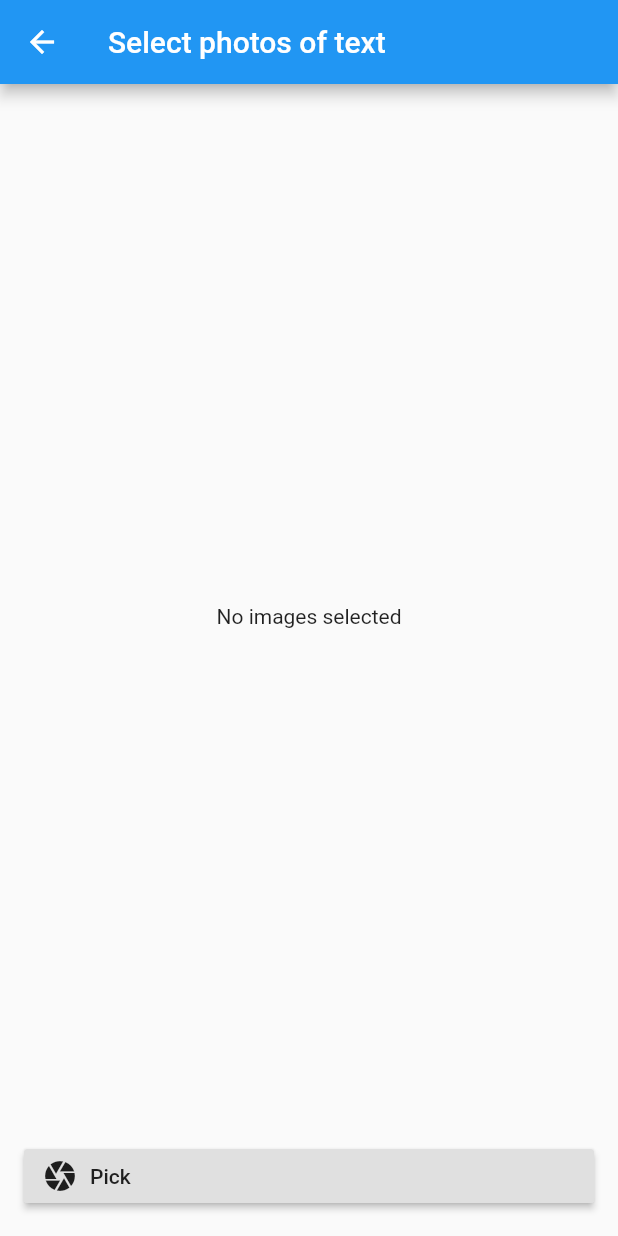
After one commit to pradyungn/Kami, a Flutter app: the PhotoView screen opened by its route, after a tap on "Pick", on a phone screen of 412 x 824 dp. The commit adds this screen. Run offline on Flutter 3.47's test engine with Material 2 defaults, Android fonts, the phone set to English and light mode, and no system bars; missing offline and left inert: multi_image_picker.

Commit message:
Switch to multi image picker

```diff
--- a/flutter/lib/main.dart
+++ b/flutter/lib/main.dart
@@ -1,5 +1,5 @@
-import 'package:Kami/src/camera.dart';
 import 'package:Kami/src/home.dart';
+import 'package:Kami/src/photo.dart';
 import 'package:flutter/material.dart';
 
 void main() {
@@ -18,7 +18,7 @@ class MyApp extends StatelessWidget {
       ),
       home: Home(),
       routes: {
-        '/camera': (_) => CameraView(),
+        '/photo': (_) => PhotoView(),
       },
     );
   }
--- /dev/null
+++ b/flutter/lib/src/photo.dart
@@ -0,0 +1,121 @@
+import 'dart:typed_data';
+
+import 'package:flutter/material.dart';
+import 'package:multi_image_picker/multi_image_picker.dart';
+
+class PhotoView extends StatefulWidget {
+  @override
+  _PhotoViewState createState() => _PhotoViewState();
+}
+
+class _PhotoViewState extends State<PhotoView> {
+  List<Asset> _images;
+  Future<List<ByteData>> _thumbsFuture;
+
+  @override
+  Widget build(BuildContext context) {
+    return Scaffold(
+      appBar: AppBar(
+        title: const Text('Select photos of text'),
+      ),
+      body: _getBody(context),
+    );
+  }
+
+  Widget _getBody(BuildContext context) {
+    return Padding(
+      padding: const EdgeInsets.all(16.0),
+      child: Column(
+        children: [
+          Expanded(
+            child: _images != null
+                ? FutureBuilder(
+                    future: _thumbsFuture,
+                    builder: (context, snapshot) {
+                      if (snapshot.hasError) {
+                        return Center(
+                          child: Column(
+                            children: [
+                              const Icon(
+                                Icons.error,
+                                size: 96,
+                                color: Colors.red,
+                              ),
+                              Text('Error: ${snapshot.error.toString()}'),
+                            ],
+                          ),
+                        );
+                      } else if (snapshot.hasData) {
+                        final data = snapshot.data;
+                        return GridView.builder(
+                          gridDelegate:
+                              SliverGridDelegateWithFixedCrossAxisCount(
+                                  crossAxisCount: 2),
+                          itemBuilder: (context, i) => Padding(
+                            padding: const EdgeInsets.only(bottom: 16),
+                            child: Image.memory(data[i].buffer.asUint8List()),
+                          ),
+                          itemCount: data.length,
+                        );
+                      } else {
+                        return const Center(
+                          child: const CircularProgressIndicator(
+                            value: -1,
+                          ),
+                        );
+                      }
+                    },
+                  )
+                : const Center(
+                    child: const Text('No images selected'),
+                  ),
+          ),
+          const SizedBox(height: 10),
+          Row(
+            children: [
+              Expanded(
+                child: RaisedButton.icon(
+                  icon: const Icon(Icons.camera),
+                  label: Expanded(
+                    child: const Text(
+                      'Pick',
+                      overflow: TextOverflow.fade,
+                    ),
+                  ),
+                  onPressed: () async {
+                    final res = await MultiImagePicker.pickImages(
+                      maxImages: 50,
+                      enableCamera: true,
+                      selectedAssets: _images ?? [],
+                    );
+                    if (!mounted) return;
+                    setState(() {
+                      _images = res;
+                      _thumbsFuture = Future.wait(
+                        _images.map((i) => i.getThumbByteData(300, 300)),
+                        eagerError: true,
+                      );
+                    });
+                  },
+                ),
+              ),
+              if (_images != null) SizedBox(width: 10),
+              if (_images != null)
+                MaterialButton(
+                  child: const Icon(
+                    Icons.check,
+                    color: Colors.white,
+                  ),
+                  color: Colors.green,
+                  minWidth: 16,
+                  onPressed: () {
+                    Navigator.pop(context, _images);
+                  },
+                ),
+            ],
+          ),
+        ],
+      ),
+    );
+  }
+}
--- a/flutter/pubspec.yaml
+++ b/flutter/pubspec.yaml
@@ -24,8 +24,7 @@ dependencies:
   flutter:
     sdk: flutter
 
-
-  camera: ^0.5.8+2
+  multi_image_picker: ^4.6.5
 
 dev_dependencies:
   flutter_test:
```
Also changed, not shown: flutter/lib/src/camera.dart (deleted, +0 -88 lines), flutter/lib/src/home.dart (+14 -7 lines), flutter/pubspec.lock, 4 other files.
